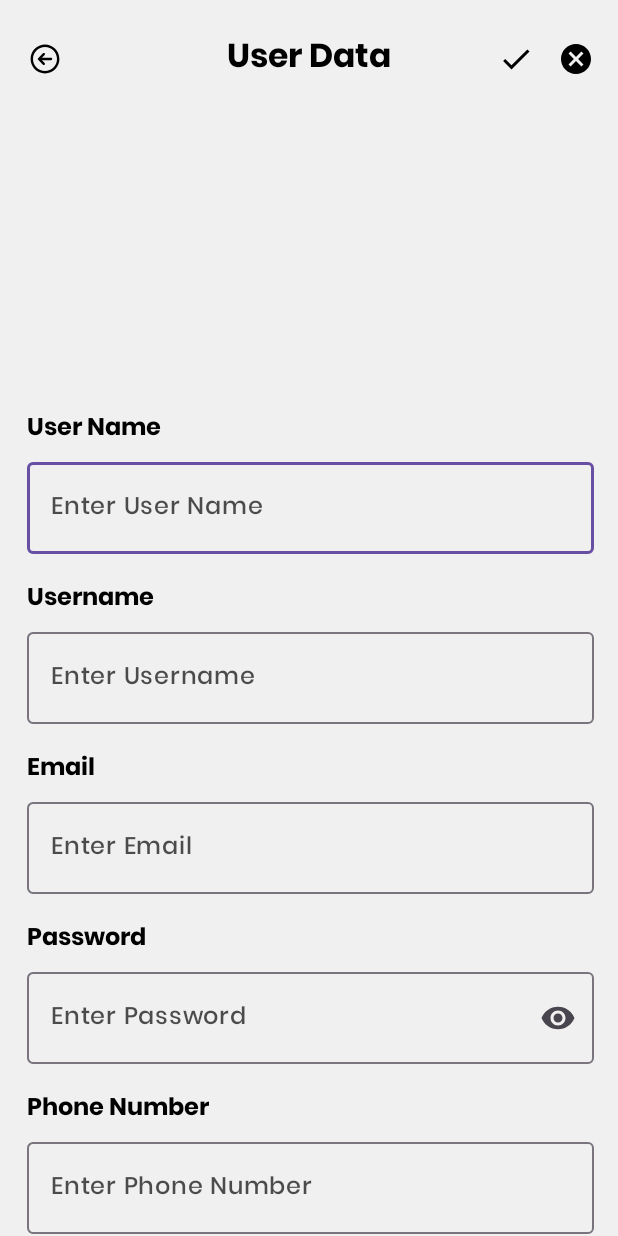
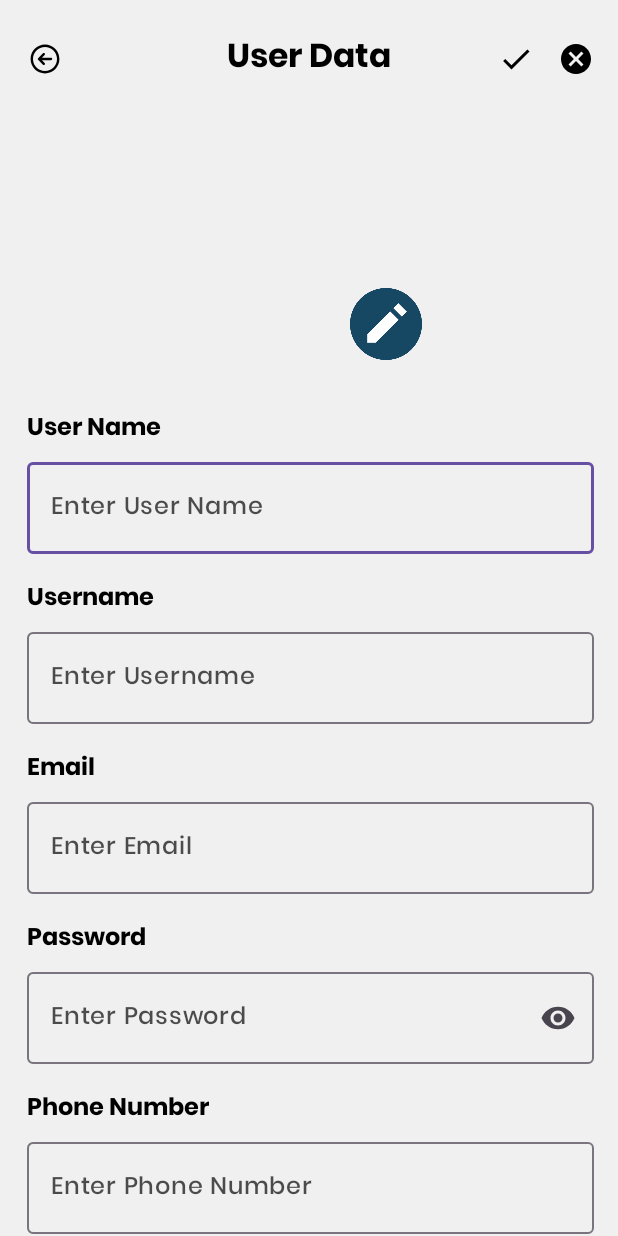
Before and after one commit to kevinmf1/PlayerPedia, an Android app: the ProfileActivity screen opened directly, with no data from a screen before it, after a tap on an icon or button, on a phone screen of 412 x 824 dp. Run offline under Robolectric (Android 15) with nearby library versions, the phone set to English and light mode, and no system bars; our stand-ins replace CircleImageView, Room's generated code; pictures from the network do not load; 1 other tap on this screen came first.

Commit message:
chore: add glide to load image

```diff
--- a/app/src/main/java/com/vinz/playerpedia/activity/user/ProfileActivity.kt
+++ b/app/src/main/java/com/vinz/playerpedia/activity/user/ProfileActivity.kt
@@ -1,21 +1,33 @@
 package com.vinz.playerpedia.activity.user
 
+import android.Manifest
 import android.content.Intent
+import android.content.pm.PackageManager
+import android.net.Uri
 import android.os.Bundle
 import android.provider.Settings
 import android.util.Log
 import android.view.View
 import android.widget.CompoundButton
+import android.widget.Toast
+import androidx.activity.result.PickVisualMediaRequest
+import androidx.activity.result.contract.ActivityResultContracts
 import androidx.appcompat.app.AppCompatActivity
 import androidx.appcompat.app.AppCompatDelegate
+import androidx.core.content.ContextCompat
 import androidx.lifecycle.ViewModelProvider
+import com.bumptech.glide.Glide
+import com.vinz.playerpedia.R
 import com.vinz.playerpedia.core.data.source.local.datastore.NightModePreferences
 import com.vinz.playerpedia.core.data.source.local.datastore.NightModeViewModel
 import com.vinz.playerpedia.core.data.source.local.datastore.NightModeViewModelFactory
 import com.vinz.playerpedia.core.data.source.local.datastore.dataStore
 import com.vinz.playerpedia.core.di.UserViewModelFactory
 import com.vinz.playerpedia.core.domain.model.User
+import com.vinz.playerpedia.core.utils.reduceFileImage
+import com.vinz.playerpedia.core.utils.uriToFile
 import com.vinz.playerpedia.databinding.ActivityProfileBinding
+import java.io.File
 
 class ProfileActivity : AppCompatActivity() {
 
@@ -23,6 +35,9 @@ class ProfileActivity : AppCompatActivity() {
     private lateinit var nightModeViewModel: NightModeViewModel
     private lateinit var binding: ActivityProfileBinding
     private var userId = 0
+    private var currentImageUri: Uri? = null
+    private var oldPhoto: File? = null
+    private var isEdit = false
 
     override fun onCreate(savedInstanceState: Bundle?) {
         super.onCreate(savedInstanceState)
@@ -45,7 +60,15 @@ class ProfileActivity : AppCompatActivity() {
                 binding.emailUserEdit.setText(user.email)
                 binding.passwordUserEdit.setText(user.password)
                 binding.phoneUserEdit.setText(user.phone)
+                Glide.with(this)
+                    .load(user.image)
+                    .error(R.drawable.dummy_photo)
+                    .into(binding.profileImage)
             }
+        }
+
+        if (!allPermissionsGranted()) {
+            requestPermissionLauncher.launch(REQUIRED_PERMISSION)
         }
 
         val pref = NightModePreferences.getInstance(application.dataStore)
@@ -65,13 +88,27 @@ class ProfileActivity : AppCompatActivity() {
 
     private fun onClick() {
         binding.editProfile.setOnClickListener {
+            isEdit = true
             isEnabledInput(true)
-            visibilityButton(true, true, false)
+            visibilityButton(true)
+        }
+
+        binding.editProfileImage.setOnClickListener {
+            if (isEdit) {
+                startGallery()
+            }
+        }
+
+        binding.profileImage.setOnClickListener {
+            if (isEdit) {
+                startGallery()
+            }
         }
 
         binding.cancelProfile.setOnClickListener {
+            isEdit = false
             isEnabledInput(false)
-            visibilityButton(false, false, true)
+            visibilityButton(false)
         }
 
         binding.nightModeSwitch.setOnCheckedChangeListener { _: CompoundButton?, isChecked: Boolean ->
@@ -88,26 +125,67 @@ class ProfileActivity : AppCompatActivity() {
         }
 
         binding.saveProfile.setOnClickListener {
-            savedToDatabase(
+            val imageFile = currentImageUri?.let { uriToFile(it, this).reduceFileImage() }
+
+            val player = (if (currentImageUri != null) imageFile else oldPhoto)?.let {
                 User(
                     id = userId,
                     name = binding.userNameEdit.text.toString(),
                     username = binding.usernameUserEdit.text.toString(),
                     email = binding.emailUserEdit.text.toString(),
                     phone = binding.phoneUserEdit.text.toString(),
-                    password = binding.passwordUserEdit.text.toString()
+                    password = binding.passwordUserEdit.text.toString(),
+                    image = it
                 )
-            )
+            }
+
+            if (player != null) {
+                profileViewModel.updateUser(player)
+            }
 
             savedWithSharedPreferences()
+            isEdit = false
 
             isEnabledInput(false)
-            visibilityButton(false, false, true)
+            visibilityButton(false)
         }
     }
 
-    private fun savedToDatabase(user: User) {
-        profileViewModel.updateUser(user)
+    private val requestPermissionLauncher =
+        registerForActivityResult(
+            ActivityResultContracts.RequestPermission()
+        ) { isGranted: Boolean ->
+            if (isGranted) {
+                Toast.makeText(this,
+                    getString(R.string.request_permission_accept), Toast.LENGTH_LONG).show()
+            } else {
+                Toast.makeText(this,
+                    getString(R.string.request_permission_reject), Toast.LENGTH_LONG).show()
+            }
+        }
+
+    private fun allPermissionsGranted() =
+        ContextCompat.checkSelfPermission(
+            this,
+            REQUIRED_PERMISSION
+        ) == PackageManager.PERMISSION_GRANTED
+
+    private fun startGallery() {
+        launcherGallery.launch(PickVisualMediaRequest(ActivityResultContracts.PickVisualMedia.ImageOnly))
+    }
+
+    private val launcherGallery = registerForActivityResult(
+        ActivityResultContracts.PickVisualMedia()
+    ) { uri: Uri? ->
+        if (uri != null) {
+            currentImageUri = uri
+            Glide.with(this)
+                .load(uri)
+                .error(R.drawable.ic_author)
+                .into(binding.profileImage)
+        } else {
+            Log.d("Photo Picker", "No media selected")
+        }
     }
 
     private fun savedWithSharedPreferences() {
@@ -119,10 +197,11 @@ class ProfileActivity : AppCompatActivity() {
         accountEdit.apply()
     }
 
-    private fun visibilityButton(btnCancel: Boolean, btnChecklist: Boolean, btnEdit: Boolean) {
-        binding.cancelProfile.visibility = if (btnCancel) View.VISIBLE else View.GONE
-        binding.saveProfile.visibility = if (btnChecklist) View.VISIBLE else View.GONE
-        binding.editProfile.visibility = if (btnEdit) View.VISIBLE else View.GONE
+    private fun visibilityButton(visibility: Boolean) {
+        binding.cancelProfile.visibility = if (visibility) View.VISIBLE else View.GONE
+        binding.saveProfile.visibility = if (visibility) View.VISIBLE else View.GONE
+        binding.editProfile.visibility = if (visibility) View.GONE else View.VISIBLE
+        binding.editProfileImage.visibility = if (visibility) View.VISIBLE else View.GONE
     }
 
     private fun isEnabledInput(enable: Boolean) {
@@ -132,4 +211,8 @@ class ProfileActivity : AppCompatActivity() {
         binding.passwordUserEdit.isEnabled = enable
         binding.phoneUserEdit.isEnabled = enable
     }
+
+    companion object {
+        private const val REQUIRED_PERMISSION = Manifest.permission.CAMERA
+    }
 }
```
